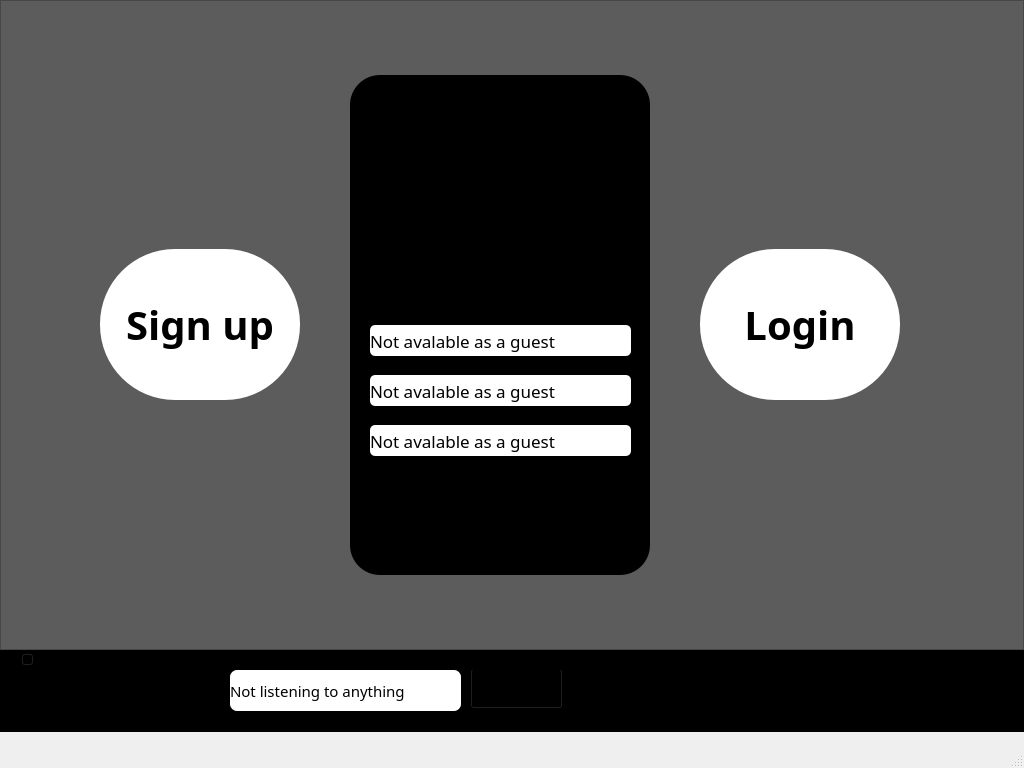
Before: the Qt Designer form ui/mainmenu.ui in DoMinhTuong/python-app, drawn with Qt 5.
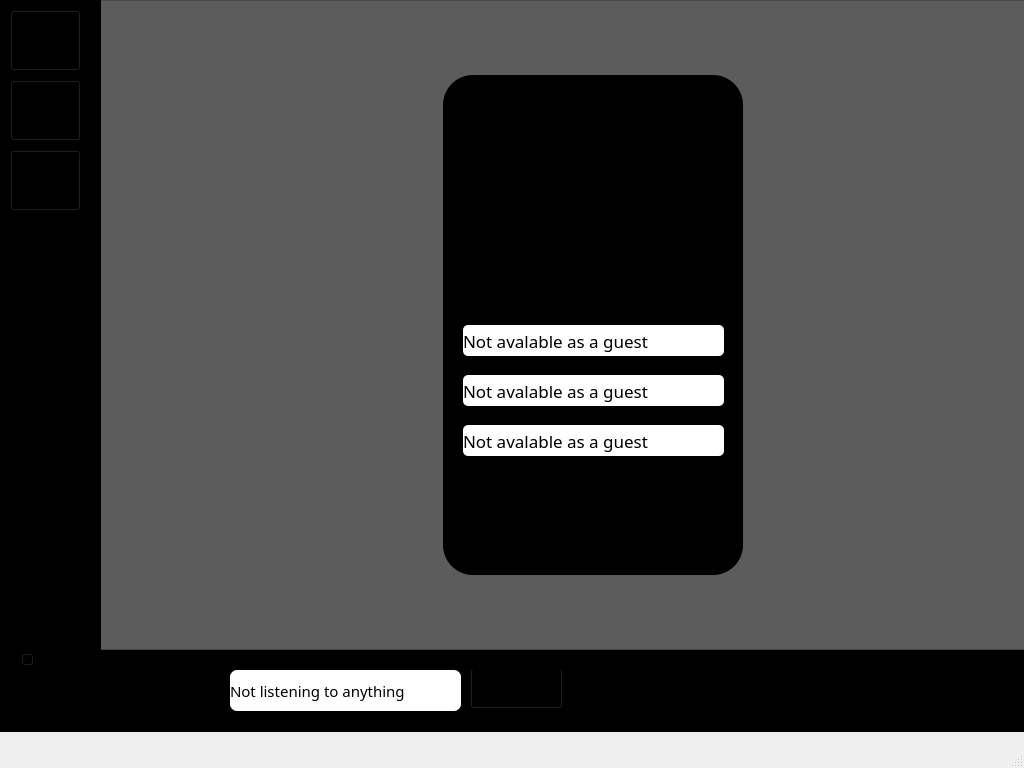
After: the same form once the commit is applied. The open tabs and pages were chosen to show the change. Icons and pictures are not drawn.

```diff
--- a/ui/mainmenu.ui
+++ b/ui/mainmenu.ui
@@ -17,9 +17,9 @@
    <widget class="QStackedWidget" name="stackedWidget">
     <property name="geometry">
      <rect>
-      <x>0</x>
+      <x>93</x>
       <y>0</y>
-      <width>1024</width>
+      <width>931</width>
       <height>650</height>
      </rect>
     </property>
@@ -48,54 +48,6 @@
       <property name="frameShadow">
        <enum>QFrame::Shadow::Raised</enum>
       </property>
-      <widget class="QPushButton" name="Signup_btn">
-       <property name="geometry">
-        <rect>
-         <x>100</x>
-         <y>249</y>
-         <width>200</width>
-         <height>151</height>
-        </rect>
-       </property>
-       <property name="font">
-        <font>
-         <family>Segoe UI Black</family>
-         <pointsize>30</pointsize>
-         <bold>true</bold>
-        </font>
-       </property>
-       <property name="styleSheet">
-        <string notr="true">background-color:rgb(255, 255, 255);
-border-radius:75px;</string>
-       </property>
-       <property name="text">
-        <string>Sign up</string>
-       </property>
-      </widget>
-      <widget class="QPushButton" name="Login_btn">
-       <property name="geometry">
-        <rect>
-         <x>700</x>
-         <y>249</y>
-         <width>200</width>
-         <height>151</height>
-        </rect>
-       </property>
-       <property name="font">
-        <font>
-         <family>Segoe UI Black</family>
-         <pointsize>30</pointsize>
-         <bold>true</bold>
-        </font>
-       </property>
-       <property name="styleSheet">
-        <string notr="true">background-color:rgb(255, 255, 255);
-border-radius:75px;</string>
-       </property>
-       <property name="text">
-        <string>Login</string>
-       </property>
-      </widget>
       <widget class="QFrame" name="profile_frame">
        <property name="geometry">
         <rect>
@@ -1306,6 +1258,76 @@
      </property>
     </widget>
    </widget>
+   <widget class="QFrame" name="frame_9">
+    <property name="geometry">
+     <rect>
+      <x>0</x>
+      <y>0</y>
+      <width>101</width>
+      <height>651</height>
+     </rect>
+    </property>
+    <property name="styleSheet">
+     <string notr="true">background-color:rgb(0, 0, 0);</string>
+    </property>
+    <property name="frameShape">
+     <enum>QFrame::Shape::StyledPanel</enum>
+    </property>
+    <property name="frameShadow">
+     <enum>QFrame::Shadow::Raised</enum>
+    </property>
+    <widget class="QPushButton" name="playlist_btn">
+     <property name="geometry">
+      <rect>
+       <x>10</x>
+       <y>80</y>
+       <width>71</width>
+       <height>61</height>
+      </rect>
+     </property>
+     <property name="text">
+      <string/>
+     </property>
+     <property name="icon">
+      <iconset>
+       <normaloff>../img/bars-solid.svg</normaloff>../img/bars-solid.svg</iconset>
+     </property>
+    </widget>
+    <widget class="QPushButton" name="user_btn">
+     <property name="geometry">
+      <rect>
+       <x>10</x>
+       <y>10</y>
+       <width>71</width>
+       <height>61</height>
+      </rect>
+     </property>
+     <property name="text">
+      <string/>
+     </property>
+     <property name="icon">
+      <iconset>
+       <normaloff>../img/user-regular.svg</normaloff>../img/user-regular.svg</iconset>
+     </property>
+    </widget>
+    <widget class="QPushButton" name="search_btn">
+     <property name="geometry">
+      <rect>
+       <x>10</x>
+       <y>150</y>
+       <width>71</width>
+       <height>61</height>
+      </rect>
+     </property>
+     <property name="text">
+      <string/>
+     </property>
+     <property name="icon">
+      <iconset>
+       <normaloff>../img/magnifying-glass-solid.svg</normaloff>../img/magnifying-glass-solid.svg</iconset>
+     </property>
+    </widget>
+   </widget>
   </widget>
   <widget class="QMenuBar" name="menubar">
    <property name="geometry">
```
Left out of the diff: 52 changed lines with no effect on the pictures.
